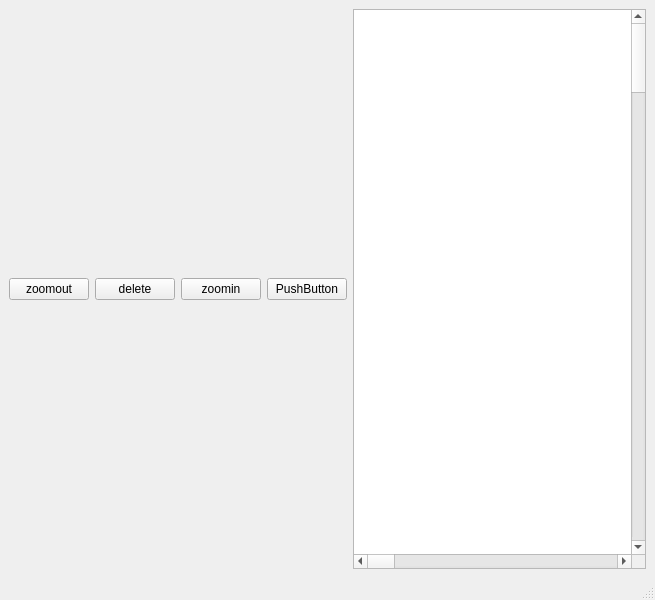
This is main.ui in Anujg935/OMChemSimGUI as Qt 5 draws it before an edit. The edited form follows.
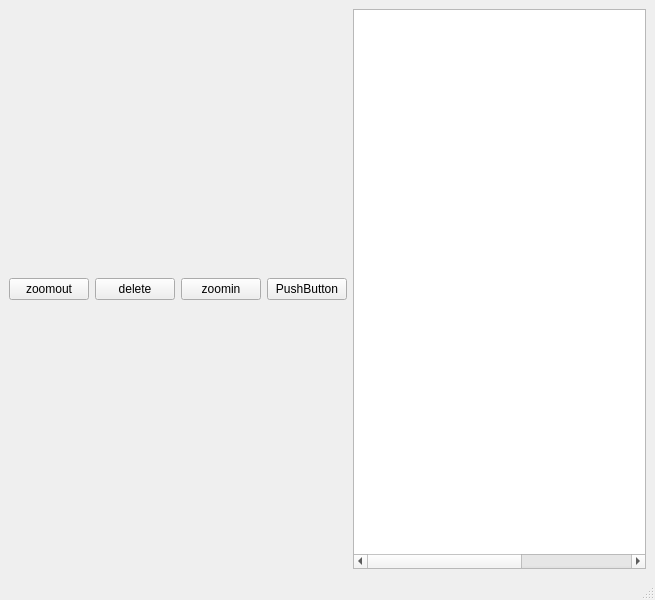
This is the edited form.

Diff of the .ui file:
```diff
--- a/main.ui
+++ b/main.ui
@@ -99,8 +99,8 @@
          <rectf>
           <x>0.000000000000000</x>
           <y>0.000000000000000</y>
-          <width>5000.000000000000000</width>
-          <height>5000.000000000000000</height>
+          <width>500.000000000000000</width>
+          <height>500.000000000000000</height>
          </rectf>
         </property>
         <property name="dragMode">
```
Left out of the diff: 2 changed lines with no effect on the pictures.
